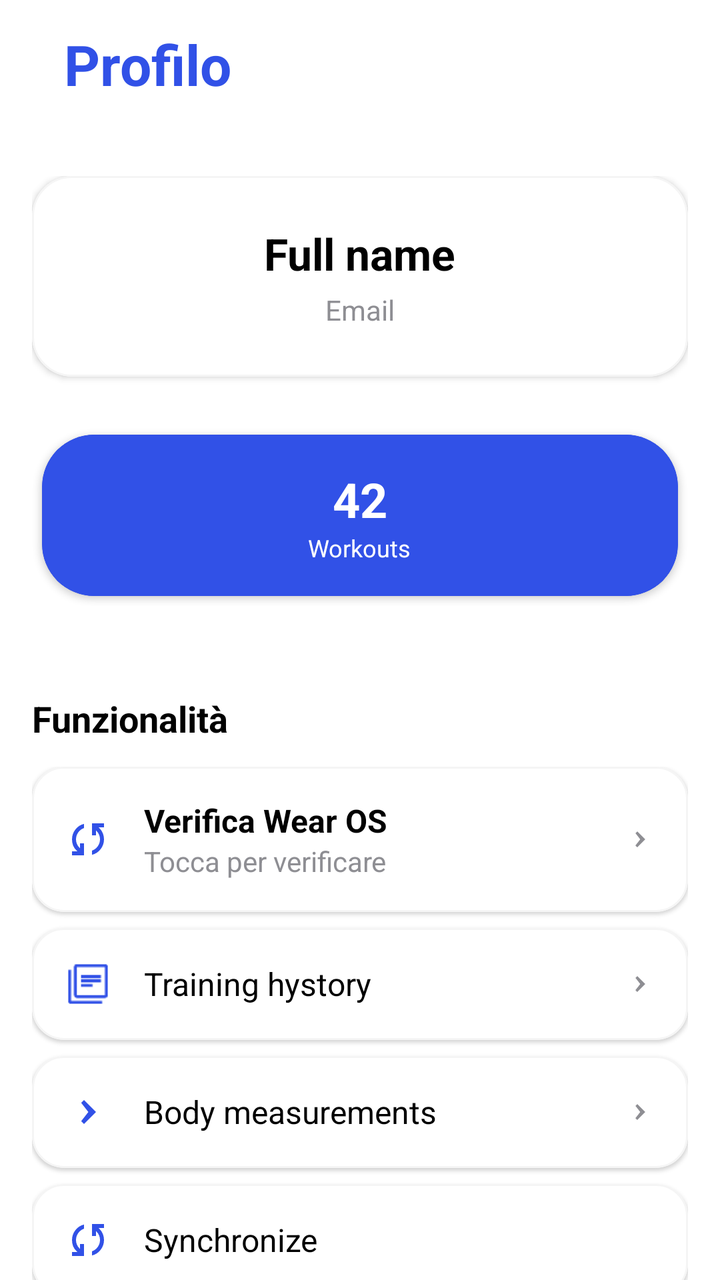
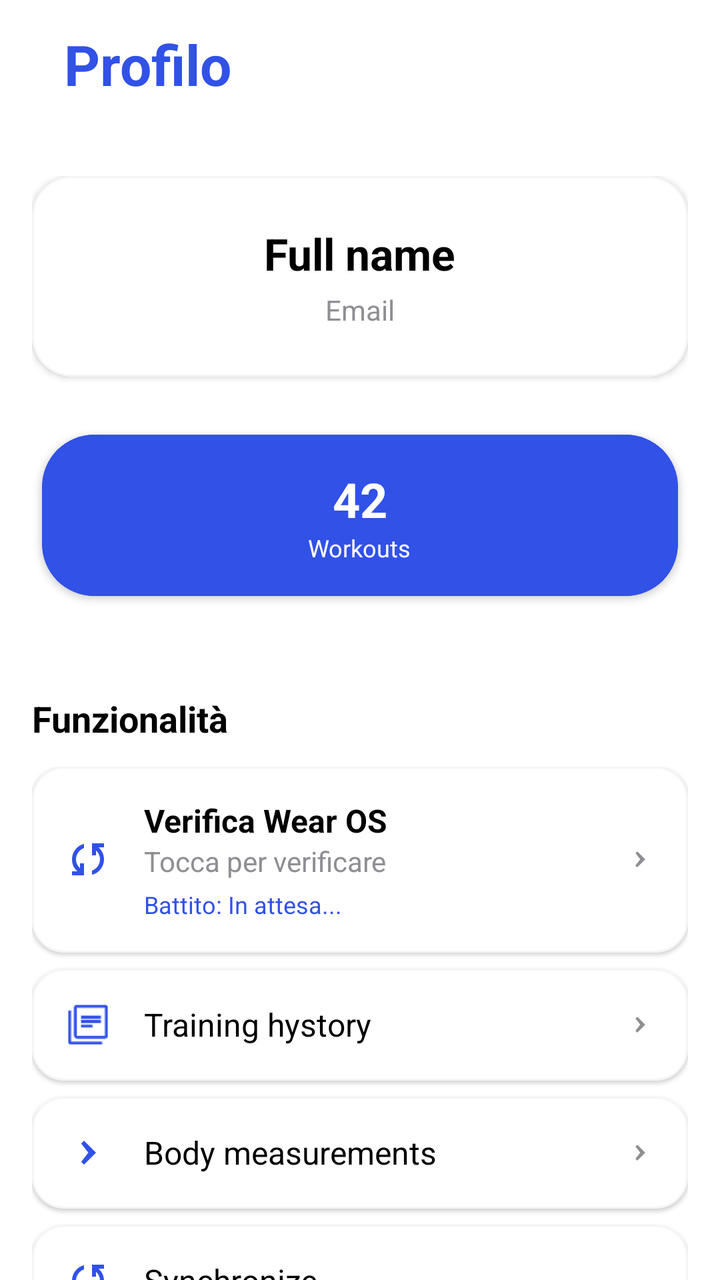

Before-and-after screenshots of an Android layout around one commit, followed by the original layout XML and the change that was made.
<!-- AndroidManifest.xml: application theme Theme.TrGym -->
<!-- res/layout/fragment_profile.xml -->
<?xml version="1.0" encoding="utf-8"?>
<androidx.coordinatorlayout.widget.CoordinatorLayout
    xmlns:android="http://schemas.android.com/apk/res/android"
    xmlns:app="http://schemas.android.com/apk/res-auto"
    xmlns:tools="http://schemas.android.com/tools"
    android:layout_width="match_parent"
    android:layout_height="match_parent"
    android:background="@color/ios_systemBackground">

    
    <com.google.android.material.appbar.MaterialToolbar
        android:id="@+id/toolbar"
        android:layout_width="match_parent"
        android:layout_height="?attr/actionBarSize"
        android:background="@color/ios_systemBackground"
        android:elevation="0dp">

        <TextView
            android:layout_width="wrap_content"
            android:layout_height="wrap_content"
            android:text="Profilo"
            android:textColor="@color/primary"
            android:textSize="28sp"
            android:textStyle="bold"
            android:layout_gravity="start|center_vertical"
            android:paddingStart="16dp" />

    </com.google.android.material.appbar.MaterialToolbar>

    
    <androidx.core.widget.NestedScrollView
        android:layout_width="match_parent"
        android:layout_height="match_parent"
        android:paddingTop="?attr/actionBarSize"
        android:paddingHorizontal="16dp"
        android:paddingBottom="32dp"
        android:clipToPadding="false">

        <LinearLayout
            android:layout_width="match_parent"
            android:layout_height="wrap_content"
            android:orientation="vertical"
            android:paddingTop="24dp">

            
            <com.google.android.material.card.MaterialCardView
                android:layout_width="match_parent"
                android:layout_height="wrap_content"
                android:layout_marginBottom="24dp"
                app:cardCornerRadius="20dp"
                app:cardElevation="2dp"
                app:cardBackgroundColor="@color/white"
                app:strokeWidth="1dp"
                app:strokeColor="@color/lightGray">

                <LinearLayout
                    android:layout_width="match_parent"
                    android:layout_height="wrap_content"
                    android:orientation="vertical"
                    android:padding="24dp"
                    android:gravity="center">


                    
                    <TextView
                        android:id="@+id/textName"
                        android:layout_width="wrap_content"
                        android:layout_height="wrap_content"
                        android:text="@string/fullName"
                        android:textSize="22sp"
                        android:textStyle="bold"
                        android:textColor="@color/ios_label"
                        android:layout_marginBottom="4dp" />

                    
                    <TextView
                        android:id="@+id/UserEmail"
                        android:layout_width="wrap_content"
                        android:layout_height="wrap_content"
                        android:text="@string/email"
                        android:textSize="14sp"
                        android:textColor="@color/ios_secondaryLabel" />

                </LinearLayout>
            </com.google.android.material.card.MaterialCardView>

            
            <LinearLayout
                android:layout_width="match_parent"
                android:layout_height="wrap_content"
                android:orientation="horizontal"
                android:layout_marginBottom="24dp">

                <com.google.android.material.card.MaterialCardView
                    android:layout_width="0dp"
                    android:layout_height="wrap_content"
                    android:layout_weight="1"
                    android:layout_marginEnd="6dp"
                    app:cardCornerRadius="26dp"
                    app:cardElevation="2dp"
                    app:cardBackgroundColor="@color/primary"
                    android:layout_margin="5dp"
                    app:strokeColor="@color/primary">

                    <LinearLayout
                        android:layout_width="match_parent"
                        android:layout_height="wrap_content"
                        android:orientation="vertical"
                        android:padding="16dp"
                        android:gravity="center">

                        <TextView
                            android:id="@+id/totalWorkouts"
                            android:layout_width="wrap_content"
                            android:layout_height="wrap_content"
                            android:text="42"
                            android:textSize="24sp"
                            android:textStyle="bold"
                            android:textColor="@color/white" />

                        <TextView
                            android:layout_width="wrap_content"
                            android:layout_height="wrap_content"
                            android:text="@string/workout"
                            android:textSize="12sp"
                            android:textColor="@color/white" />

                    </LinearLayout>
                </com.google.android.material.card.MaterialCardView>





            </LinearLayout>

            
            <TextView
                android:layout_width="match_parent"
                android:layout_height="wrap_content"
                android:text="Funzionalità"
                android:textColor="@color/ios_label"
                android:layout_marginTop="20dp"
                android:textSize="18sp"
                android:textStyle="bold"
                android:layout_marginBottom="12dp" />

            
            <LinearLayout
                android:layout_width="match_parent"
                android:layout_height="wrap_content"
                android:orientation="vertical"
                android:layout_marginBottom="32dp">

                
                <com.google.android.material.card.MaterialCardView
                    android:id="@+id/cardConnectWearOS"
                    android:layout_width="match_parent"
                    android:layout_height="wrap_content"
                    android:layout_marginBottom="8dp"
                    app:cardCornerRadius="16dp"
                    app:cardElevation="1dp"
                    app:cardBackgroundColor="@color/white"
                    app:strokeWidth="1dp"
                    app:strokeColor="@color/lightGray"
                    android:clickable="true"
                    android:focusable="true"
                    android:foreground="?attr/selectableItemBackground">

                    <LinearLayout
                        android:layout_width="match_parent"
                        android:layout_height="wrap_content"
                        android:orientation="horizontal"
                        android:padding="16dp"
                        android:gravity="center_vertical">

                        <ImageView
                            android:layout_width="24dp"
                            android:layout_height="24dp"
                            android:src="@drawable/ic_sync"
                            app:tint="@color/primary" />

                        <LinearLayout
                            android:layout_width="0dp"
                            android:layout_height="wrap_content"
                            android:layout_weight="1"
                            android:orientation="vertical"
                            android:layout_marginStart="16dp">

                            <TextView
                                android:layout_width="wrap_content"
                                android:layout_height="wrap_content"
                                android:text="Verifica Wear OS"
                                android:textSize="16sp"
                                android:textStyle="bold"
                                android:textColor="@color/ios_label" />

                            <TextView
                                android:id="@+id/wearOSStatus"
                                android:layout_width="wrap_content"
                                android:layout_height="wrap_content"
                                android:text="Tocca per verificare"
                                android:textSize="14sp"
                                android:textColor="@color/ios_secondaryLabel" />

                        </LinearLayout>

                        <ImageView
                            android:layout_width="16dp"
                            android:layout_height="16dp"
                            android:src="@drawable/ic_ios_back"
                            android:rotation="180"
                            app:tint="@color/ios_secondaryLabel" />

                    </LinearLayout>
                </com.google.android.material.card.MaterialCardView>


                
                <com.google.android.material.card.MaterialCardView
                    android:id="@+id/cardWorkoutHistory"
                    android:layout_width="match_parent"
                    android:layout_height="wrap_content"
                    android:layout_marginBottom="8dp"
                    app:cardCornerRadius="16dp"
                    app:cardElevation="1dp"
                    app:cardBackgroundColor="@color/white"
                    app:strokeWidth="1dp"
                    app:strokeColor="@color/lightGray"
                    android:clickable="true"
                    android:focusable="true"
                    android:foreground="?attr/selectableItemBackground">

                    <LinearLayout
                        android:layout_width="match_parent"
                        android:layout_height="wrap_content"
                        android:orientation="horizontal"
                        android:padding="16dp"
                        android:gravity="center_vertical">

                        <ImageView
                            android:layout_width="24dp"
                            android:layout_height="24dp"
                            android:src="@drawable/ic_history"
                            app:tint="@color/primary" />

                        <TextView
                            android:layout_width="0dp"
                            android:layout_height="wrap_content"
                            android:layout_weight="1"
                            android:text="@string/TrainingHystory"
                            android:textSize="16sp"
                            android:layout_marginStart="16dp"
                            android:textColor="@color/ios_label" />

                        <ImageView
                            android:layout_width="16dp"
                            android:layout_height="16dp"
                            android:src="@drawable/ic_ios_back"
                            android:rotation="180"
                            app:tint="@color/ios_secondaryLabel" />

                    </LinearLayout>
                </com.google.android.material.card.MaterialCardView>

                
                <com.google.android.material.card.MaterialCardView
                    android:id="@+id/cardBodyMeasurements"
                    android:layout_width="match_parent"
                    android:layout_height="wrap_content"
                    android:layout_marginBottom="8dp"
                    app:cardCornerRadius="16dp"
                    app:cardElevation="1dp"
                    app:cardBackgroundColor="@color/white"
                    app:strokeWidth="1dp"
                    app:strokeColor="@color/lightGray"
                    android:clickable="true"
                    android:focusable="true"
                    android:foreground="?attr/selectableItemBackground">

                    <LinearLayout
                        android:layout_width="match_parent"
                        android:layout_height="wrap_content"
                        android:orientation="horizontal"
                        android:padding="16dp"
                        android:gravity="center_vertical">

                        <ImageView
                            android:layout_width="24dp"
                            android:layout_height="24dp"
                            android:src="@drawable/ic_ios_back"
                            android:rotation="180"
                            app:tint="@color/primary" />

                        <TextView
                            android:layout_width="0dp"
                            android:layout_height="wrap_content"
                            android:layout_weight="1"
                            android:text="@string/bodyMeasurements"
                            android:textSize="16sp"
                            android:layout_marginStart="16dp"
                            android:textColor="@color/ios_label" />

                        <ImageView
                            android:layout_width="16dp"
                            android:layout_height="16dp"
                            android:src="@drawable/ic_ios_back"
                            android:rotation="180"
                            app:tint="@color/ios_secondaryLabel" />

                    </LinearLayout>
                </com.google.android.material.card.MaterialCardView>

                
                <com.google.android.material.card.MaterialCardView
                    android:id="@+id/btnResync"
                    android:layout_width="match_parent"
                    android:layout_height="wrap_content"
                    android:layout_marginBottom="8dp"
                    app:cardCornerRadius="16dp"
                    app:cardElevation="1dp"
                    app:cardBackgroundColor="@color/white"
                    app:strokeWidth="1dp"
                    app:strokeColor="@color/lightGray"
                    android:clickable="true"
                    android:focusable="true"
                    android:foreground="?attr/selectableItemBackground">

                    <LinearLayout
                        android:layout_width="match_parent"
                        android:layout_height="wrap_content"
                        android:orientation="horizontal"
                        android:padding="16dp"
                        android:gravity="center_vertical">

                        <ImageView
                            android:layout_width="24dp"
                            android:layout_height="24dp"
                            android:src="@drawable/ic_sync"
                            app:tint="@color/primary" />

                        <TextView
                            android:layout_width="0dp"
                            android:layout_height="wrap_content"
                            android:layout_weight="1"
                            android:text="@string/Synchronize"
                            android:textSize="16sp"
                            android:layout_marginStart="16dp"
                            android:textColor="@color/ios_label" />

                    </LinearLayout>
                </com.google.android.material.card.MaterialCardView>

                
                <com.google.android.material.card.MaterialCardView
                    android:id="@+id/cardLogout"
                    android:layout_width="match_parent"
                    android:layout_height="wrap_content"
                    app:cardCornerRadius="16dp"
                    app:cardElevation="1dp"
                    app:cardBackgroundColor="@color/white"
                    android:layout_marginTop="50dp"
                    app:strokeWidth="1dp"
                    app:strokeColor="@color/lightGray"
                    android:clickable="true"
                    android:focusable="true"
                    android:foreground="?attr/selectableItemBackground">

                    <LinearLayout
                        android:layout_width="match_parent"
                        android:layout_height="wrap_content"
                        android:orientation="horizontal"
                        android:padding="16dp"
                        android:gravity="center_vertical">

                        <ImageView
                            android:layout_width="24dp"
                            android:layout_height="24dp"
                            android:src="@drawable/ic_logout"
                            app:tint="@android:color/holo_red_dark" />

                        <TextView
                            android:layout_width="0dp"
                            android:layout_height="wrap_content"
                            android:layout_weight="1"
                            android:text="@string/logoutBtn"
                            android:textSize="16sp"
                            android:layout_marginStart="16dp"
                            android:textColor="@android:color/holo_red_dark" />

                        <ImageView
                            android:layout_width="16dp"
                            android:layout_height="16dp"
                            app:tint="@color/ios_secondaryLabel" />

                    </LinearLayout>
                </com.google.android.material.card.MaterialCardView>

            </LinearLayout>

        </LinearLayout>

    </androidx.core.widget.NestedScrollView>

</androidx.coordinatorlayout.widget.CoordinatorLayout>
<!-- resources referenced by this layout -->
<resources>
  <color name="ios_label">#000000</color>
  <color name="ios_secondaryLabel">#8E8E93</color>
  <color name="ios_systemBackground">#FFFFFF</color>
  <color name="lightGray">#FFF5F5F5</color>
  <color name="primary">#3151E7</color>
  <color name="white">#FFFFFFFF</color>
  <!-- drawable ic_history: png bitmap (drawable, 449 bytes) -->
  <!-- drawable ic_ios_back (drawable) -->
  <vector xmlns:android="http://schemas.android.com/apk/res/android"
      android:width="24dp"
      android:height="24dp"
      android:viewportWidth="24"
      android:viewportHeight="24">
      <path
          android:fillColor="#007AFF"
          android:pathData="M15.41 7.41L14 6l-6 6 6 6 1.41-1.41L11.83 12z"/>
  </vector>
  <!-- drawable ic_logout: png bitmap (drawable, 376 bytes) -->
  <!-- drawable ic_sync (drawable) -->
  <vector xmlns:android="http://schemas.android.com/apk/res/android"
      android:width="24dp"
      android:height="24dp"
      android:viewportWidth="960"
      android:viewportHeight="960"
      android:tint="?attr/colorControlNormal">
      <path
          android:fillColor="@android:color/white"
          android:pathData="M160,800L160,720L270,720L254,706Q202,660 181,601Q160,542 160,482Q160,371 226.5,284.5Q293,198 400,170L400,254Q328,280 284,342.5Q240,405 240,482Q240,527 257,569.5Q274,612 310,648L320,658L320,560L400,560L400,800L160,800ZM560,790L560,706Q632,680 676,617.5Q720,555 720,478Q720,433 703,390.5Q686,348 650,312L640,302L640,400L560,400L560,160L800,160L800,240L690,240L706,254Q755,303 777.5,360.5Q800,418 800,478Q800,589 733.5,675.5Q667,762 560,790Z"/>
  </vector>
  <string name="Synchronize">Synchronize</string>
  <string name="TrainingHystory">Training hystory</string>
  <string name="bodyMeasurements">Body measurements</string>
  <string name="email">Email</string>
  <string name="fullName">Full name</string>
  <string name="logoutBtn">Logout</string>
  <string name="workout">Workouts</string>
  <style name="Theme.TrGym" parent="Theme.Material3.DayNight.NoActionBar">
          <item name="android:statusBarColor">@android:color/white</item>
          <item name="android:navigationBarColor">@android:color/white</item> 
          <item name="android:windowLightStatusBar">true</item>
          <item name="android:windowLightNavigationBar">true</item>
          <item name="android:windowSoftInputMode">adjustPan</item>
  
          
      </style>
</resources>

<!-- the commit's change to res/layout/fragment_profile.xml (unified diff, before → after) -->
@@ -203,6 +203,15 @@
                                 android:textSize="14sp"
                                 android:textColor="@color/ios_secondaryLabel" />
 
+                            <TextView
+                                android:id="@+id/heartRateStatus"
+                                android:layout_width="wrap_content"
+                                android:layout_height="wrap_content"
+                                android:text="Battito: In attesa..."
+                                android:textSize="12sp"
+                                android:textColor="@color/primary"
+                                android:layout_marginTop="4dp" />
+
                         </LinearLayout>
 
                         <ImageView
